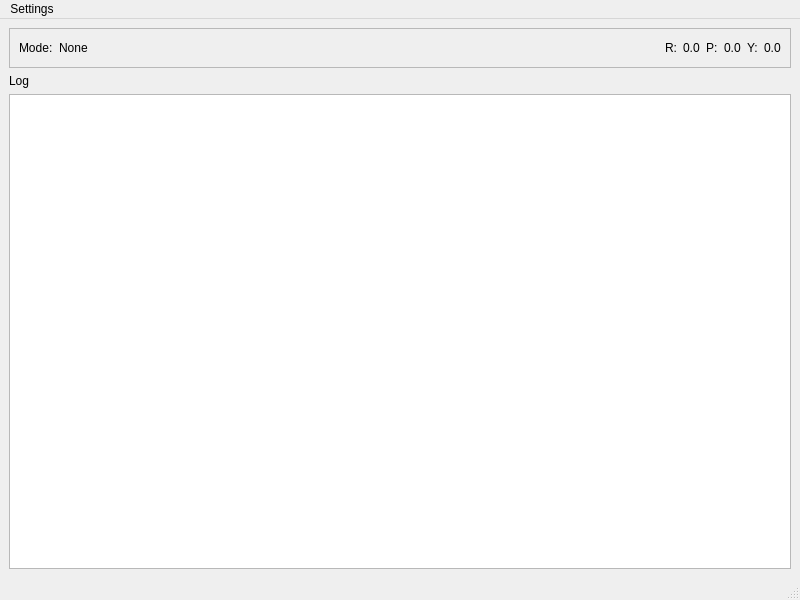
Qt form mainwindow.ui (Enem-20/CGS) before a commit.
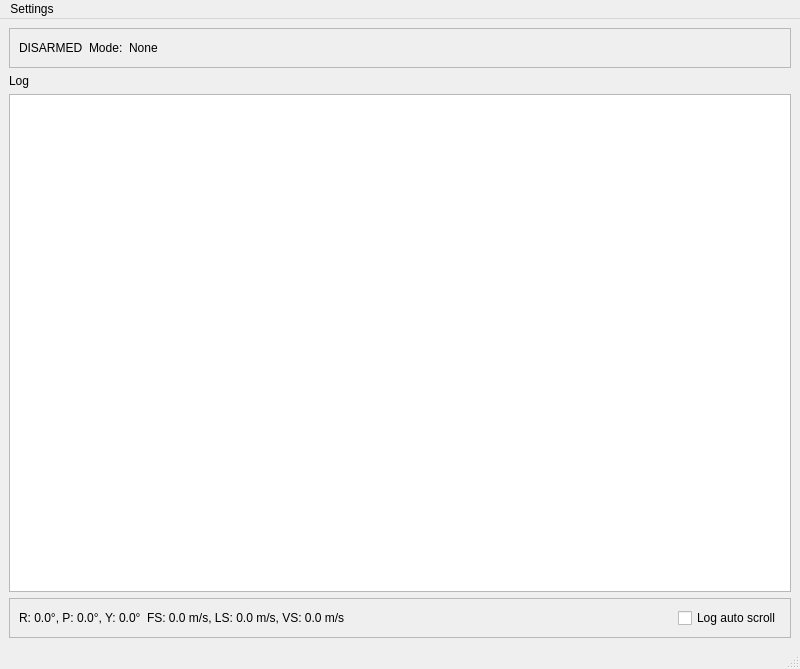
The same form after that commit.

```diff
--- a/mainwindow.ui
+++ b/mainwindow.ui
@@ -7,7 +7,7 @@
     <x>0</x>
     <y>0</y>
     <width>800</width>
-    <height>600</height>
+    <height>669</height>
    </rect>
   </property>
   <property name="windowTitle">
@@ -15,8 +15,12 @@
   </property>
   <widget class="QWidget" name="centralwidget">
    <layout class="QGridLayout" name="gridLayout">
-    <item row="2" column="0">
-     <widget class="QListWidget" name="listWidget"/>
+    <item row="1" column="0">
+     <widget class="QLabel" name="label_7">
+      <property name="text">
+       <string>Log</string>
+      </property>
+     </widget>
     </item>
     <item row="0" column="0">
      <widget class="QFrame" name="frame">
@@ -27,6 +31,13 @@
        <enum>QFrame::Shadow::Raised</enum>
       </property>
       <layout class="QHBoxLayout" name="horizontalLayout">
+       <item>
+        <widget class="QLabel" name="armedStatus">
+         <property name="text">
+          <string>DISARMED</string>
+         </property>
+        </widget>
+       </item>
        <item>
         <widget class="QLabel" name="label_8">
          <property name="text">
@@ -35,7 +46,7 @@
         </widget>
        </item>
        <item>
-        <widget class="QLabel" name="label_9">
+        <widget class="QLabel" name="modeValue">
          <property name="text">
           <string>None</string>
          </property>
@@ -54,58 +65,65 @@
          </property>
         </spacer>
        </item>
+      </layout>
+     </widget>
+    </item>
+    <item row="2" column="0">
+     <widget class="QListWidget" name="gcsLog">
+      <property name="autoScroll">
+       <bool>false</bool>
+      </property>
+     </widget>
+    </item>
+    <item row="3" column="0">
+     <widget class="QFrame" name="frame_2">
+      <property name="frameShape">
+       <enum>QFrame::Shape::StyledPanel</enum>
+      </property>
+      <property name="frameShadow">
+       <enum>QFrame::Shadow::Raised</enum>
+      </property>
+      <layout class="QHBoxLayout" name="horizontalLayout_3">
        <item>
-        <widget class="QLabel" name="label">
+        <widget class="QLabel" name="attitude">
          <property name="text">
-          <string>R:</string>
+          <string>R: 0.0°, P: 0.0°, Y: 0.0°</string>
          </property>
         </widget>
        </item>
        <item>
-        <widget class="QLabel" name="label_4">
+        <widget class="QLabel" name="speeds">
          <property name="text">
-          <string>0.0</string>
+          <string>FS: 0.0 m/s, LS: 0.0 m/s, VS: 0.0 m/s</string>
          </property>
         </widget>
        </item>
        <item>
-        <widget class="QLabel" name="label_5">
-         <property name="text">
-          <string>P:</string>
+        <spacer name="horizontalSpacer_2">
+         <property name="orientation">
+          <enum>Qt::Orientation::Horizontal</enum>
          </property>
-        </widget>
-       </item>
-       <item>
-        <widget class="QLabel" name="label_6">
-         <property name="text">
-          <string>0.0</string>
+         <property name="sizeHint" stdset="0">
+          <size>
+           <width>40</width>
+           <height>20</height>
+          </size>
          </property>
-        </widget>
+        </spacer>
        </item>
        <item>
-        <widget class="QLabel" name="label_2">
+        <widget class="QCheckBox" name="logAutoScroll">
          <property name="text">
-          <string>Y:</string>
+          <string>Log auto scroll</string>
          </property>
-        </widget>
-       </item>
-       <item>
-        <widget class="QLabel" name="label_3">
-         <property name="text">
-          <string>0.0</string>
+         <property name="checked">
+          <bool>false</bool>
          </property>
         </widget>
        </item>
       </layout>
      </widget>
     </item>
-    <item row="1" column="0">
-     <widget class="QLabel" name="label_7">
-      <property name="text">
-       <string>Log</string>
-      </property>
-     </widget>
-    </item>
    </layout>
   </widget>
   <widget class="QMenuBar" name="menubar">
@@ -122,6 +140,7 @@
      <string>Settings</string>
     </property>
     <addaction name="actionParameters_set"/>
+    <addaction name="actionRefresh_configs"/>
    </widget>
    <addaction name="menuParameters_set"/>
   </widget>
@@ -131,6 +150,11 @@
     <string>Parameters set</string>
    </property>
   </action>
+  <action name="actionRefresh_configs">
+   <property name="text">
+    <string>Refresh configs</string>
+   </property>
+  </action>
  </widget>
  <resources/>
  <connections/>
```
